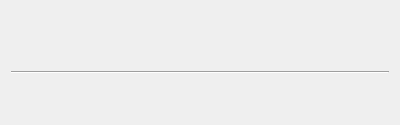
Old version of the form UI/glitch-floating-context-menu.ui in the repository textbrowser/glitch.
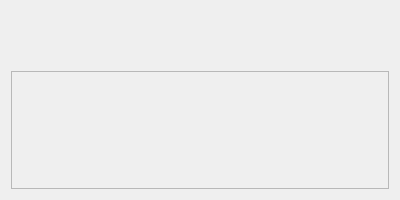
New version of the form. Icons and pictures are not drawn.

Commit message: Transparent property.

What changed in the file:
```diff
--- a/UI/glitch-floating-context-menu.ui
+++ b/UI/glitch-floating-context-menu.ui
@@ -7,7 +7,7 @@
     <x>0</x>
     <y>0</y>
     <width>400</width>
-    <height>125</height>
+    <height>200</height>
    </rect>
   </property>
   <property name="windowTitle">
@@ -55,12 +55,20 @@
     </widget>
    </item>
    <item>
-    <widget class="Line" name="line">
-     <property name="orientation">
-      <enum>Qt::Horizontal</enum>
+    <widget class="QScrollArea" name="scrollArea">
+     <property name="widgetResizable">
+      <bool>true</bool>
      </property>
-    </widget>
-   </item>
+     <widget class="QWidget" name="scrollAreaWidgetContents_2">
+      <property name="geometry">
+       <rect>
+        <x>0</x>
+        <y>0</y>
+        <width>384</width>
+        <height>112</height>
+       </rect>
+      </property>
+      <layout class="QVBoxLayout" name="verticalLayout_3">
    <item>
     <widget class="QFrame" name="frame">
      <layout class="QVBoxLayout" name="verticalLayout_2"/>
@@ -78,6 +86,10 @@
       </size>
      </property>
     </spacer>
+       </item>
+      </layout>
+     </widget>
+    </widget>
    </item>
   </layout>
  </widget>
```
Lines whose indentation alone changed are shown as unchanged. The commit also changes 2 other files.
